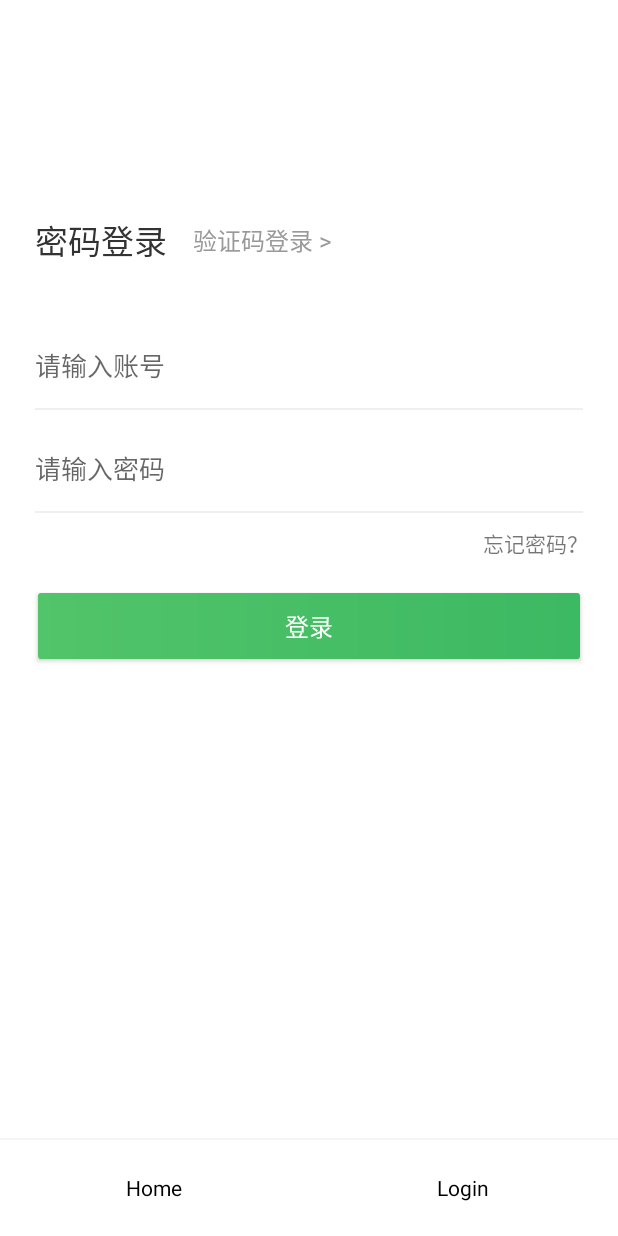
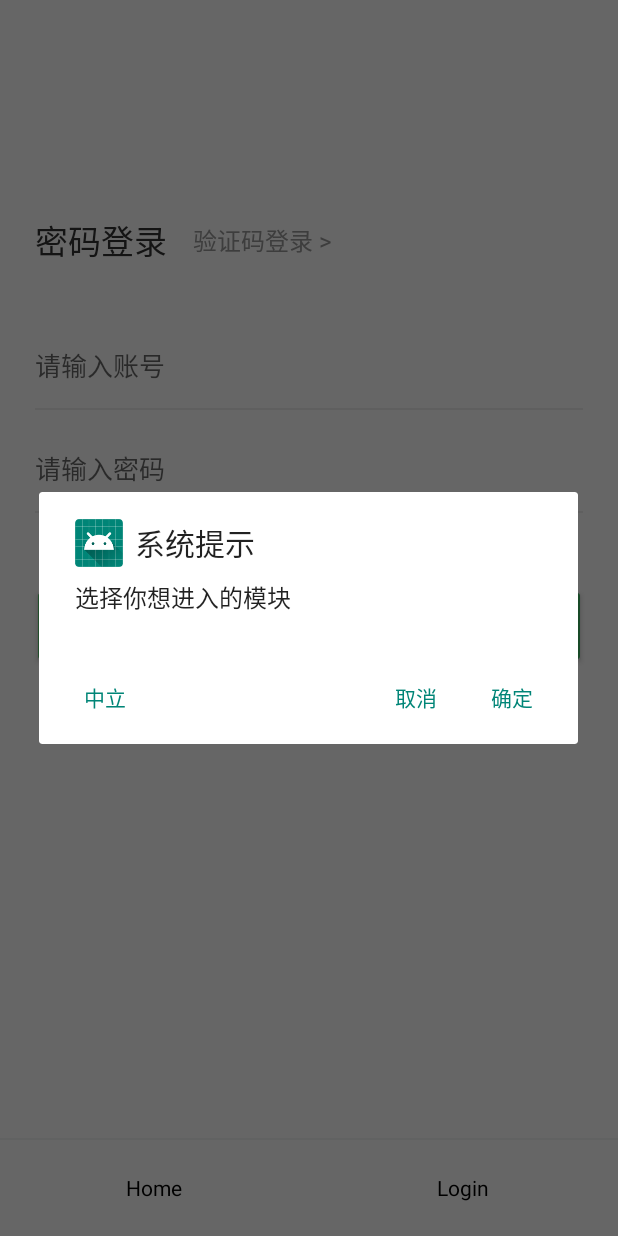
Before and after one commit to AliceDeveloper/AndroidStudy, an Android app: the fragment Login placed in its activity, after a tap on "登录", on a phone screen of 412 x 824 dp. Run offline under Robolectric (Android 15) with nearby library versions, the phone set to English and light mode, and no system bars; 6 statements that could not run were skipped.

Commit message:
1、弹窗；

```diff
--- a/AndroidStudy/app/src/main/java/com/lichun/androidstudy/Login.java
+++ b/AndroidStudy/app/src/main/java/com/lichun/androidstudy/Login.java
@@ -1,6 +1,8 @@
 package com.lichun.androidstudy;
 
 import android.annotation.SuppressLint;
+import android.app.AlertDialog;
+import android.content.DialogInterface;
 import android.support.annotation.NonNull;
 import android.support.annotation.Nullable;
 import android.support.v4.app.Fragment;
@@ -91,8 +93,34 @@ public class Login extends Fragment {
         loginBtn.setOnClickListener(new View.OnClickListener() {
             @Override
             public void onClick(View v) {
-                Log.d(TAG, "登录成功");
+                loginHandler();
             }
         });
     }
+
+    private void loginHandler() {
+        AlertDialog.Builder builder = new AlertDialog.Builder(getContext());
+        builder.setIcon(R.mipmap.ic_launcher);
+        builder.setTitle("系统提示");
+        builder.setMessage("选择你想进入的模块");
+        builder.setPositiveButton("确定", new DialogInterface.OnClickListener() {
+            @Override
+            public void onClick(DialogInterface dialog, int which) {
+                Log.d(TAG, "确定");
+            }
+        });
+        builder.setNegativeButton("取消", new DialogInterface.OnClickListener() {
+            @Override
+            public void onClick(DialogInterface dialog, int which) {
+                Log.d(TAG, "取消");
+            }
+        });
+        builder.setNeutralButton("中立", new DialogInterface.OnClickListener() {
+            @Override
+            public void onClick(DialogInterface dialog, int which) {
+                Log.d(TAG, "中立");
+            }
+        });
+        builder.show();
+    }
 }
--- a/AndroidStudy/app/src/main/java/com/lichun/androidstudy/NoScrollListView.java
+++ b/AndroidStudy/app/src/main/java/com/lichun/androidstudy/tools/NoScrollListView.java
@@ -1,4 +1,4 @@
-package com.lichun.androidstudy;
+package com.lichun.androidstudy.tools;
 
 import android.content.Context;
 import android.util.AttributeSet;
--- a/AndroidStudy/app/src/main/res/layout/activity_home.xml
+++ b/AndroidStudy/app/src/main/res/layout/activity_home.xml
@@ -147,7 +147,7 @@
                     android:background="@color/color_F4F5F7"
                     app:layout_constraintTop_toBottomOf="@+id/home_doc_title" />
 
-                <com.lichun.androidstudy.NoScrollListView
+                <com.lichun.androidstudy.tools.NoScrollListView
                     android:id="@+id/home_doctor_listView"
                     android:layout_width="match_parent"
                     android:layout_height="match_parent"
```
